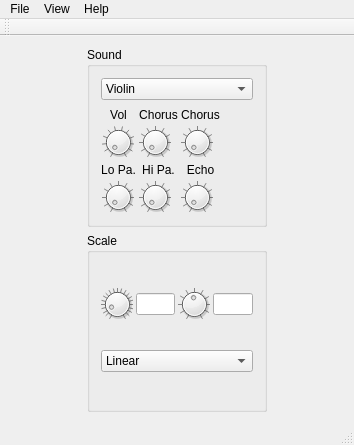
Above: mainwindow.ui from 607011/termenvox before the change. Below: the same form after it.
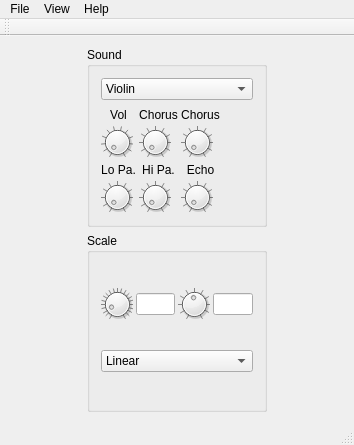
That is the form after the change.

The edit to the form file:
```diff
--- a/mainwindow.ui
+++ b/mainwindow.ui
@@ -150,56 +150,6 @@
                </property>
               </widget>
              </item>
-             <item row="3" column="0">
-              <layout class="QHBoxLayout" name="horizontalLayout_5">
-               <property name="leftMargin">
-                <number>0</number>
-               </property>
-               <property name="topMargin">
-                <number>0</number>
-               </property>
-               <property name="rightMargin">
-                <number>0</number>
-               </property>
-               <property name="bottomMargin">
-                <number>0</number>
-               </property>
-               <item>
-                <widget class="QDial" name="lowPassDial">
-                 <property name="minimumSize">
-                  <size>
-                   <width>32</width>
-                   <height>32</height>
-                  </size>
-                 </property>
-                 <property name="maximumSize">
-                  <size>
-                   <width>32</width>
-                   <height>32</height>
-                  </size>
-                 </property>
-                 <property name="minimum">
-                  <number>-1</number>
-                 </property>
-                 <property name="maximum">
-                  <number>4000</number>
-                 </property>
-                 <property name="singleStep">
-                  <number>10</number>
-                 </property>
-                 <property name="pageStep">
-                  <number>100</number>
-                 </property>
-                 <property name="notchTarget">
-                  <double>10.000000000000000</double>
-                 </property>
-                 <property name="notchesVisible">
-                  <bool>true</bool>
-                 </property>
-                </widget>
-               </item>
-              </layout>
-             </item>
              <item row="0" column="0">
               <widget class="QLabel" name="label">
                <property name="text">
@@ -210,47 +160,6 @@
                </property>
               </widget>
              </item>
-             <item row="1" column="0">
-              <layout class="QHBoxLayout" name="horizontalLayout_3">
-               <item>
-                <widget class="QDial" name="volumeDial">
-                 <property name="minimumSize">
-                  <size>
-                   <width>32</width>
-                   <height>32</height>
-                  </size>
-                 </property>
-                 <property name="maximumSize">
-                  <size>
-                   <width>32</width>
-                   <height>32</height>
-                  </size>
-                 </property>
-                 <property name="toolTip">
-                  <string>Volume</string>
-                 </property>
-                 <property name="maximum">
-                  <number>110</number>
-                 </property>
-                 <property name="value">
-                  <number>0</number>
-                 </property>
-                 <property name="sliderPosition">
-                  <number>0</number>
-                 </property>
-                 <property name="invertedAppearance">
-                  <bool>false</bool>
-                 </property>
-                 <property name="notchTarget">
-                  <double>10.000000000000000</double>
-                 </property>
-                 <property name="notchesVisible">
-                  <bool>true</bool>
-                 </property>
-                </widget>
-               </item>
-              </layout>
-             </item>
              <item row="2" column="1">
               <widget class="QLabel" name="label_4">
                <property name="text">
@@ -436,6 +345,80 @@
                </property>
               </spacer>
              </item>
+             <item row="3" column="0">
+              <widget class="QDial" name="lowPassDial">
+               <property name="minimumSize">
+                <size>
+                 <width>32</width>
+                 <height>32</height>
+                </size>
+               </property>
+               <property name="maximumSize">
+                <size>
+                 <width>32</width>
+                 <height>32</height>
+                </size>
+               </property>
+               <property name="toolTip">
+                <string>Low Pass Filter</string>
+               </property>
+               <property name="minimum">
+                <number>-1</number>
+               </property>
+               <property name="maximum">
+                <number>4000</number>
+               </property>
+               <property name="singleStep">
+                <number>10</number>
+               </property>
+               <property name="pageStep">
+                <number>100</number>
+               </property>
+               <property name="notchTarget">
+                <double>10.000000000000000</double>
+               </property>
+               <property name="notchesVisible">
+                <bool>true</bool>
+               </property>
+              </widget>
+             </item>
+             <item row="1" column="0">
+              <widget class="QDial" name="volumeDial">
+               <property name="minimumSize">
+                <size>
+                 <width>32</width>
+                 <height>32</height>
+                </size>
+               </property>
+               <property name="maximumSize">
+                <size>
+                 <width>32</width>
+                 <height>32</height>
+                </size>
+               </property>
+               <property name="toolTip">
+                <string>Volume</string>
+               </property>
+               <property name="maximum">
+                <number>110</number>
+               </property>
+               <property name="value">
+                <number>0</number>
+               </property>
+               <property name="sliderPosition">
+                <number>0</number>
+               </property>
+               <property name="invertedAppearance">
+                <bool>false</bool>
+               </property>
+               <property name="notchTarget">
+                <double>10.000000000000000</double>
+               </property>
+               <property name="notchesVisible">
+                <bool>true</bool>
+               </property>
+              </widget>
+             </item>
             </layout>
            </item>
           </layout>
```
Left out of the diff: 20 changed lines with no effect on the pictures.
